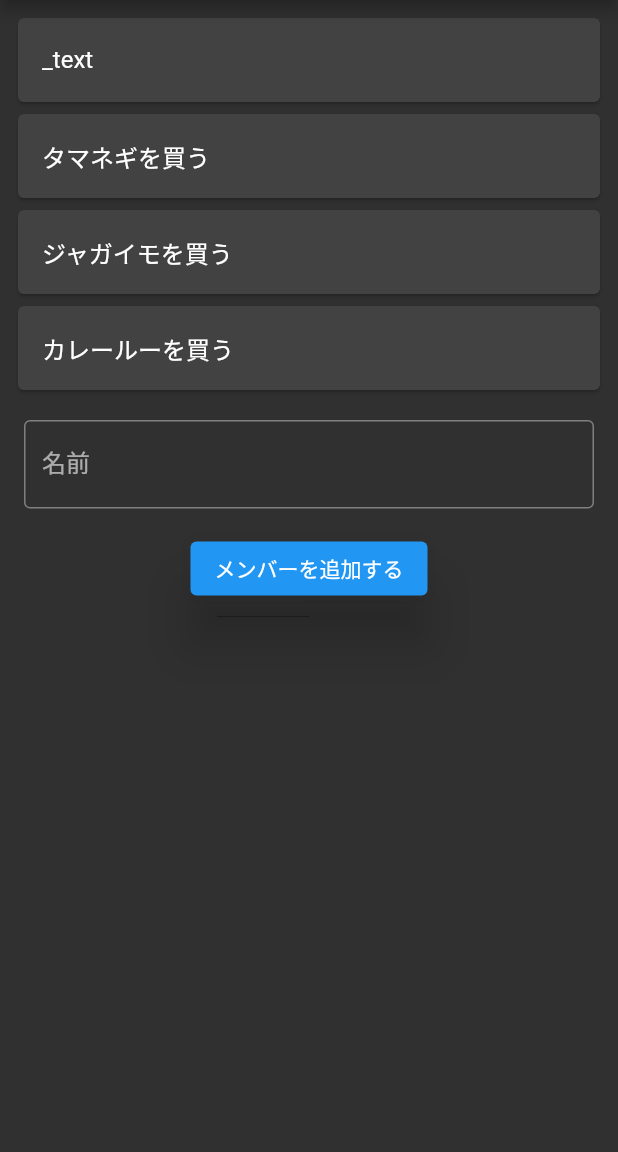
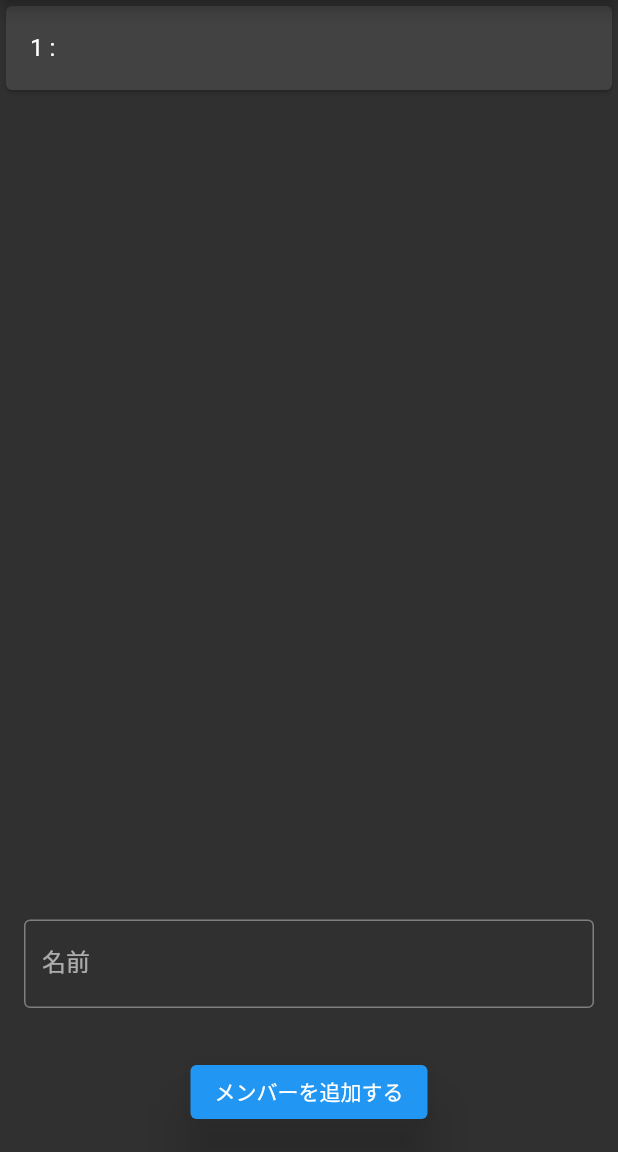
Before and after one commit to chiaki-62/ScoreCalculator, a Flutter app: the screen it shows after launch, after a tap on "メンバーを追加する", on a phone screen of 412 x 824 dp, the part 84-1236 px from its top. Run offline on Flutter 3.47's test engine with Material 2 defaults, Android fonts, the phone set to English and light mode, and no system bars.

Commit message:
入力してラベルに追加は可能

```diff
--- a/lib/main.dart
+++ b/lib/main.dart
@@ -28,10 +28,28 @@ class MyHomePage extends StatefulWidget {
 }
 
 class _MyHomePageState extends State<MyHomePage> {
-  String _text = '';
+  // テキストフィールドを管理するコントローラを作成(入力内容の取得用)
+  final textController = TextEditingController();
 
-  _addName(text) {
-    debugPrint(text);
+  // 入力データ格納用のリスト
+  List<Map<String, dynamic>> items = [];
+
+  //　ID（カウンタ変数）
+  int _counter = 0;
+
+  //　追加ボタンが押されたときの処理（リストにIDと入力データを新規追加）
+  void _addItem(String inputText) {
+    setState(() {
+      _counter++;
+      items.add({ "id": _counter, "content": inputText});
+    });
+  }
+
+  @override
+  // widgetの破棄時にコントローラも破棄
+  void dispose() {
+    textController.dispose();
+    super.dispose();
   }
 
   @override
@@ -40,41 +58,29 @@ class _MyHomePageState extends State<MyHomePage> {
       appBar: AppBar(
         title: Text(widget.title),
       ),
-      body: Column(
-        children: <Widget>[
-          Container(
-            padding: const EdgeInsets.only(top:8,left:8,right:8),
+      body: Container(
         child: Column(
-              children: const <Widget>[
-                Card(
+          children: [
+            Expanded(
+              child:ListView.builder(
+                scrollDirection: Axis.vertical,
+                shrinkWrap: true,
+                itemCount: items.length,
+                itemBuilder: (BuildContext context, int index) {
+                  final item = items[index];
+                  // 新しいカードを作成して返す
+                  return Card(
                     child: ListTile(
-                    title: Text('_text'),
+                      title: Text(item["id"].toString() + " : " + item["content"]),
+                    ),
+                  );
+                }
               ),
             ),
-                Card(
-                  child: ListTile(
-                    title: Text('タマネギを買う'),
-                  ),
-                ),
-                Card(
-                  child: ListTile(
-                    title: Text('ジャガイモを買う'),
-                  ),
-                ),
-                Card(
-                  child: ListTile(
-                    title: Text('カレールーを買う'),
-                  ),
-                ),
-              ],
-            ),
-          ),
-          Container(
-            padding: const EdgeInsets.only(top:16,left:16,right:16),
-            child : TextFormField(
-              onChanged: (value) {
-                _text = value;
-              },
+            Padding(
+              padding: const EdgeInsets.all(16),
+              child: TextFormField(
+                controller: textController,
                 decoration: const InputDecoration(
                   labelText: '名前',
                   border: OutlineInputBorder(),
@@ -85,7 +91,11 @@ class _MyHomePageState extends State<MyHomePage> {
               padding: const EdgeInsets.all(16),
               child : ElevatedButton(
                 onPressed: () {
-                _addName(_text);
+                  //テキストフィールドの内容を取得し、アイテムリストに追加
+                  _addItem(textController.text);
+
+                  // テキストフィールドの内容をクリア
+                  textController.clear();
                 },
                 style: ElevatedButton.styleFrom(
                   elevation: 16,
@@ -93,7 +103,8 @@ class _MyHomePageState extends State<MyHomePage> {
                 child: const Text('メンバーを追加する'),
               ),
             ),
-        ],
+          ]
+        ),
       ),
     );
   }
```
Lines whose indentation alone changed are shown as unchanged.
